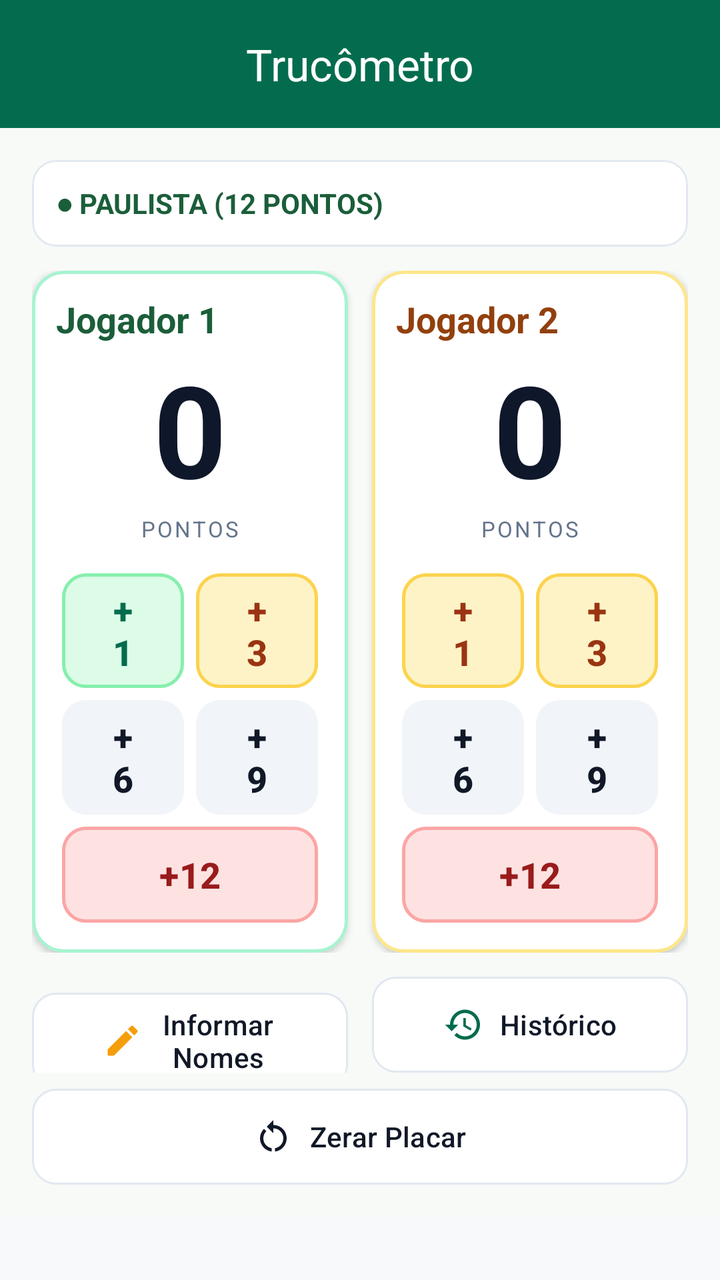
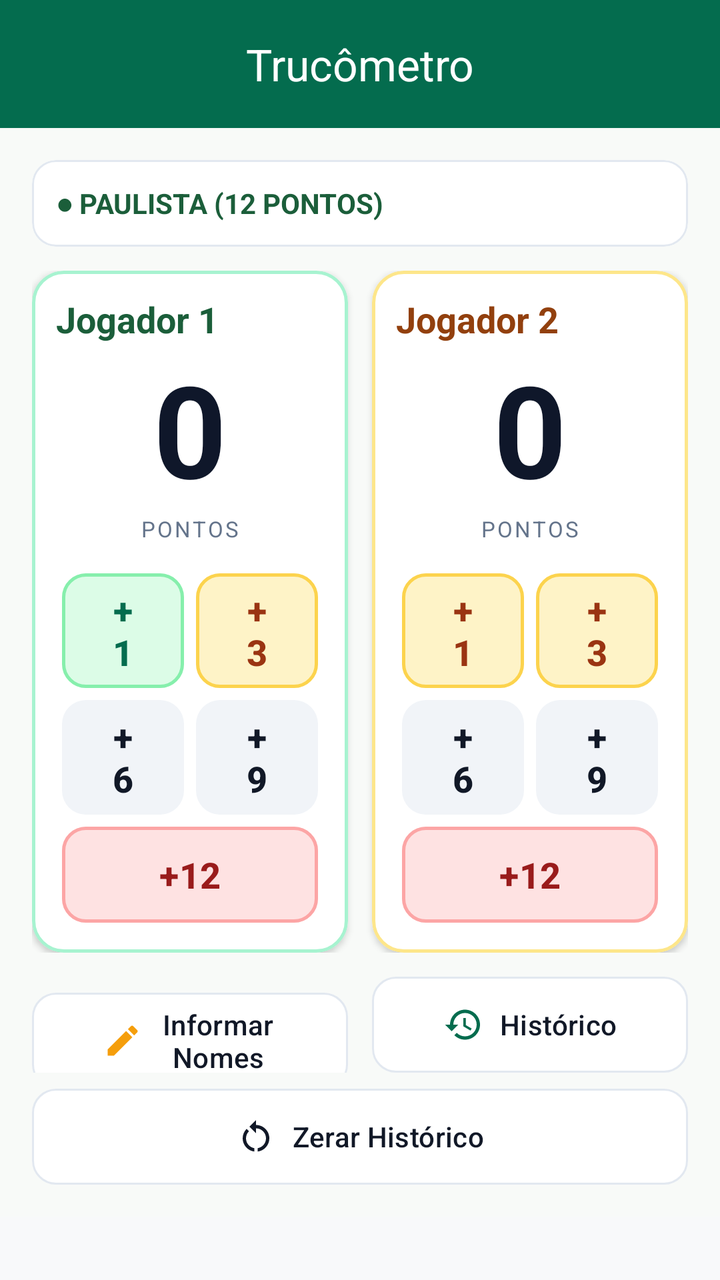

Before-and-after screenshots of an Android layout around one commit, followed by the original layout XML and the change that was made.
<!-- AndroidManifest.xml: application theme Theme.Trucometro -->
<!-- res/layout/activity_main.xml -->
<?xml version="1.0" encoding="utf-8"?>
<ScrollView xmlns:android="http://schemas.android.com/apk/res/android"
    xmlns:app="http://schemas.android.com/apk/res-auto"
    xmlns:tools="http://schemas.android.com/tools"
    android:id="@+id/main"
    android:layout_width="match_parent"
    android:layout_height="match_parent"
    android:fillViewport="true"
    tools:context=".view.MainActivity">

    <LinearLayout
        android:layout_width="match_parent"
        android:layout_height="wrap_content"
        android:orientation="vertical">

        
        <com.google.android.material.appbar.MaterialToolbar
            android:id="@+id/topBar"
            android:layout_width="match_parent"
            android:layout_height="?attr/actionBarSize"
            android:background="?attr/colorPrimary"
            app:title="@string/app_name"
            app:titleCentered="true"
            app:titleTextColor="?attr/colorOnPrimary" />

        <LinearLayout
            android:layout_width="match_parent"
            android:layout_height="wrap_content"
            android:background="#F8FAF8"
            android:orientation="vertical"
            android:padding="16dp">

        <com.google.android.material.card.MaterialCardView
            android:layout_width="match_parent"
            android:layout_height="wrap_content"
            android:layout_marginBottom="12dp"
            app:cardCornerRadius="12dp"
            app:cardElevation="0dp"
            app:strokeColor="#E2E8F0"
            app:strokeWidth="1dp">

            <LinearLayout
                android:layout_width="match_parent"
                android:layout_height="wrap_content"
                android:gravity="center_vertical"
                android:orientation="horizontal"
                android:padding="12dp">

                <TextView
                    android:id="@+id/tvModalidade"
                    android:layout_width="0dp"
                    android:layout_height="wrap_content"
                    android:layout_weight="1"
                    android:text="● PAULISTA (12 PONTOS)"
                    android:textColor="#1B5E3A"
                    android:textSize="14sp"
                    android:textStyle="bold" />
            </LinearLayout>
        </com.google.android.material.card.MaterialCardView>

        
        <LinearLayout
            android:layout_width="match_parent"
            android:layout_height="wrap_content"
            android:orientation="horizontal">
            
            <com.google.android.material.card.MaterialCardView
                android:layout_width="0dp"
                android:layout_height="wrap_content"
                android:layout_marginEnd="6dp"
                android:layout_weight="1"
                app:cardBackgroundColor="#FFFFFF"
                app:cardCornerRadius="16dp"
                app:cardElevation="2dp"
                app:strokeColor="#A7F3D0"
                app:strokeWidth="1.5dp">

                <LinearLayout
                    android:layout_width="match_parent"
                    android:layout_height="wrap_content"
                    android:gravity="center_horizontal"
                    android:orientation="vertical"
                    android:padding="12dp">

                    
                    <LinearLayout
                        android:layout_width="match_parent"
                        android:layout_height="wrap_content"
                        android:gravity="center_vertical"
                        android:orientation="horizontal">

                        
                        <TextView
                            android:id="@+id/tvLabelPlayer1"
                            android:layout_width="0dp"
                            android:layout_height="wrap_content"
                            android:layout_weight="1"
                            android:maxLength="16"
                            android:text="Jogador 1"
                            android:textColor="#1B5E3A"
                            android:textSize="18sp"
                            android:textStyle="bold" />


                    </LinearLayout>

                    
                    <TextView
                        android:id="@+id/tvScorePlayer1"
                        android:layout_width="wrap_content"
                        android:layout_height="wrap_content"
                        android:text="0"
                        android:textColor="#0F172A"
                        android:textSize="64sp"
                        android:textStyle="bold" />

                    <TextView
                        android:layout_width="wrap_content"
                        android:layout_height="wrap_content"
                        android:layout_marginBottom="12dp"
                        android:letterSpacing="0.1"
                        android:text="PONTOS"
                        android:textColor="#64748B"
                        android:textSize="11sp" />

                    
                    <GridLayout
                        android:layout_width="match_parent"
                        android:layout_height="wrap_content"
                        android:alignmentMode="alignMargins"
                        android:columnCount="2"
                        android:rowCount="3">

                        
                        <com.google.android.material.button.MaterialButton
                            android:id="@+id/btnP1Add1"
                            style="@style/Widget.Trucometro.Button.Ponto.Nos"
                            android:layout_width="0dp"
                            android:layout_columnWeight="1"
                            android:layout_margin="3dp"
                            android:text="+1" />

                        
                        <com.google.android.material.button.MaterialButton
                            android:id="@+id/btnP1Add3"
                            style="@style/Widget.Trucometro.Button.Ponto.Eles"
                            android:layout_width="0dp"
                            android:layout_columnWeight="1"
                            android:layout_margin="3dp"
                            android:text="+3" />

                        
                        <com.google.android.material.button.MaterialButton
                            android:id="@+id/btnP1Add6"
                            style="@style/Widget.Trucometro.Button.Ponto"
                            android:layout_width="0dp"
                            android:layout_columnWeight="1"
                            android:layout_margin="3dp"
                            android:text="+6" />

                        
                        <com.google.android.material.button.MaterialButton
                            android:id="@+id/btnP1Add9"
                            style="@style/Widget.Trucometro.Button.Ponto"
                            android:layout_width="0dp"
                            android:layout_columnWeight="1"
                            android:layout_margin="3dp"
                            android:text="+9" />

                        
                        <com.google.android.material.button.MaterialButton
                            android:id="@+id/btnP1Add12"
                            style="@style/Widget.Trucometro.Button.DangerSoft"
                            android:layout_width="match_parent"
                            android:layout_columnSpan="2"
                            android:layout_margin="3dp"
                            android:text="+12" />
                    </GridLayout>
                </LinearLayout>
            </com.google.android.material.card.MaterialCardView>
            
            <com.google.android.material.card.MaterialCardView
                android:layout_width="0dp"
                android:layout_height="wrap_content"
                android:layout_marginStart="6dp"
                android:layout_weight="1"
                app:cardBackgroundColor="#FFFFFF"
                app:cardCornerRadius="16dp"
                app:cardElevation="2dp"
                app:strokeColor="#FDE68A"
                app:strokeWidth="1.5dp">

                <LinearLayout
                    android:layout_width="match_parent"
                    android:layout_height="wrap_content"
                    android:gravity="center_horizontal"
                    android:orientation="vertical"
                    android:padding="12dp">

                    
                    <LinearLayout
                        android:layout_width="match_parent"
                        android:layout_height="wrap_content"
                        android:gravity="center_vertical"
                        android:orientation="horizontal">

                        
                        <TextView
                            android:id="@+id/tvLabelPlayer2"
                            android:layout_width="0dp"
                            android:layout_height="wrap_content"
                            android:layout_weight="1"
                            android:maxLength="16"
                            android:text="Jogador 2"
                            android:textColor="#92400E"
                            android:textSize="18sp"
                            android:textStyle="bold" />
                    </LinearLayout>

                    
                    <TextView
                        android:id="@+id/tvScorePlayer2"
                        android:layout_width="wrap_content"
                        android:layout_height="wrap_content"
                        android:text="0"
                        android:textColor="#0F172A"
                        android:textSize="64sp"
                        android:textStyle="bold" />

                    <TextView
                        android:layout_width="wrap_content"
                        android:layout_height="wrap_content"
                        android:layout_marginBottom="12dp"
                        android:letterSpacing="0.1"
                        android:text="PONTOS"
                        android:textColor="#64748B"
                        android:textSize="11sp" />

                    
                    <GridLayout
                        android:layout_width="match_parent"
                        android:layout_height="wrap_content"
                        android:alignmentMode="alignMargins"
                        android:columnCount="2"
                        android:rowCount="3">

                        
                        <com.google.android.material.button.MaterialButton
                            android:id="@+id/btnP2Add1"
                            style="@style/Widget.Trucometro.Button.Ponto.Eles"
                            android:layout_width="0dp"
                            android:layout_columnWeight="1"
                            android:layout_margin="3dp"
                            android:text="+1" />

                        
                        <com.google.android.material.button.MaterialButton
                            android:id="@+id/btnP2Add3"
                            style="@style/Widget.Trucometro.Button.Ponto.Eles"
                            android:layout_width="0dp"
                            android:layout_columnWeight="1"
                            android:layout_margin="3dp"
                            android:text="+3" />

                        
                        <com.google.android.material.button.MaterialButton
                            android:id="@+id/btnP2Add6"
                            style="@style/Widget.Trucometro.Button.Ponto"
                            android:layout_width="0dp"
                            android:layout_columnWeight="1"
                            android:layout_margin="3dp"
                            android:text="+6" />

                        
                        <com.google.android.material.button.MaterialButton
                            android:id="@+id/btnP2Add9"
                            style="@style/Widget.Trucometro.Button.Ponto"
                            android:layout_width="0dp"
                            android:layout_columnWeight="1"
                            android:layout_margin="3dp"
                            android:text="+9" />

                        
                        <com.google.android.material.button.MaterialButton
                            android:id="@+id/btnP2Add12"
                            style="@style/Widget.Trucometro.Button.DangerSoft"
                            android:layout_width="match_parent"
                            android:layout_columnSpan="2"
                            android:layout_margin="3dp"
                            android:text="+12" />
                    </GridLayout>
                </LinearLayout>
            </com.google.android.material.card.MaterialCardView>
        </LinearLayout>
        
        <LinearLayout
            android:layout_width="match_parent"
            android:layout_height="wrap_content"
            android:layout_marginTop="12dp"
            android:orientation="horizontal">

            <com.google.android.material.button.MaterialButton
                android:id="@+id/btnInformarNomes"
                style="@style/Widget.Trucometro.Button.Secundario"
                android:layout_width="0dp"
                android:layout_height="wrap_content"
                android:layout_marginEnd="6dp"
                android:layout_weight="1"
                android:text="Informar Nomes"
                app:icon="@drawable/ic_edit"
                app:iconGravity="textStart"
                app:iconPadding="8dp"
                app:iconSize="20dp"
                app:iconTint="@color/eles_accent" />

            <com.google.android.material.button.MaterialButton
                android:id="@+id/btnHistorico"
                style="@style/Widget.Trucometro.Button.Secundario"
                android:layout_width="0dp"
                android:layout_height="wrap_content"
                android:layout_marginStart="6dp"
                android:layout_weight="1"
                android:text="Histórico"
                app:icon="@drawable/ic_history"
                app:iconGravity="textStart"
                app:iconPadding="8dp"
                app:iconSize="20dp"
                app:iconTint="@color/nos_primary" />
        </LinearLayout>

        
        <com.google.android.material.button.MaterialButton
            android:id="@+id/btnZerarPlacar"
            style="@style/Widget.Trucometro.Button.Secundario"
            android:layout_width="match_parent"
            android:layout_height="wrap_content"
            android:layout_marginTop="8dp"
            android:text="Zerar Placar"
            app:icon="@drawable/ic_refresh"
            app:iconGravity="textStart"
            app:iconPadding="8dp"
            app:iconSize="20dp"
            app:iconTint="@color/text_primary" />

        </LinearLayout>
    </LinearLayout>

</ScrollView>
<!-- resources referenced by this layout -->
<resources>
  <color name="eles_accent">#F59E0B</color>
  <color name="nos_primary">#046C4E</color>
  <color name="text_primary">#111827</color>
  <string name="app_name">Trucômetro</string>
  <style name="Widget.Trucometro.Button.DangerSoft" parent="Widget.Trucometro.Button.Ponto">
          <item name="backgroundTint">@color/danger_bg_soft</item>
          <item name="android:textColor">@color/danger_primary</item>
          <item name="strokeColor">@color/danger_stroke</item>
          <item name="strokeWidth">1.5dp</item>
      </style>
  <style name="Widget.Trucometro.Button.Ponto" parent="Widget.Trucometro.Button">
          <item name="backgroundTint">@color/surface_neutral_btn</item>
          <item name="android:textColor">@color/text_primary</item>
          <item name="android:textSize">18sp</item>
          <item name="android:textStyle">bold</item>
      </style>
  <style name="Widget.Trucometro.Button.Ponto.Eles" parent="Widget.Trucometro.Button.Ponto">
          <item name="backgroundTint">@color/eles_bg_soft</item>
          <item name="android:textColor">@color/eles_primary</item>
          <item name="strokeColor">@color/eles_stroke</item>
          <item name="strokeWidth">1.5dp</item>
      </style>
  <style name="Widget.Trucometro.Button.Ponto.Nos" parent="Widget.Trucometro.Button.Ponto">
          <item name="backgroundTint">@color/nos_bg_soft</item>
          <item name="android:textColor">@color/nos_primary</item>
          <item name="strokeColor">@color/nos_stroke</item>
          <item name="strokeWidth">1.5dp</item>
      </style>
  <color name="danger_bg_soft">#FEE2E2</color>
  <color name="danger_primary">#991B1B</color>
  <color name="danger_stroke">#FCA5A5</color>
  <style name="Widget.Trucometro.Button" parent="Widget.Material3.Button">
          <item name="cornerRadius">12dp</item>
          <item name="android:insetTop">0dp</item>
          <item name="android:insetBottom">0dp</item>
          <item name="android:textAllCaps">false</item>
      </style>
  <color name="surface_neutral_btn">#F1F4F8</color>
  <color name="eles_bg_soft">#FEF3C7</color>
  <color name="eles_primary">#9A3412</color>
  <color name="eles_stroke">#FCD34D</color>
  <color name="nos_bg_soft">#DCFCE7</color>
  <color name="nos_stroke">#86EFAC</color>
  <color name="surface_card">#FFFFFF</color>
  <color name="stroke_subtle">#E2E8F0</color>
  <color name="bg_screen">#F8F9FA</color>
  <style name="Shape.Trucometro.Small" parent="ShapeAppearance.Material3.Corner.Small">
          <item name="cornerSize">12dp</item>
      </style>
  <style name="Shape.Trucometro.Medium" parent="ShapeAppearance.Material3.Corner.Medium">
          <item name="cornerSize">16dp</item>
      </style>
  <style name="Shape.Trucometro.Large" parent="ShapeAppearance.Material3.Corner.Large">
          <item name="cornerSize">20dp</item>
      </style>
  <style name="Widget.Trucometro.Card" parent="Widget.Material3.CardView.Outlined">
          <item name="cardBackgroundColor">@color/surface_card</item>
          <item name="cardCornerRadius">20dp</item>
          <item name="strokeColor">@color/stroke_subtle</item>
          <item name="strokeWidth">1dp</item>
          <item name="cardElevation">0dp</item>
      </style>
  <style name="Widget.Trucometro.TextInputLayout" parent="Widget.Material3.TextInputLayout.OutlinedBox">
          <item name="boxCornerRadiusTopStart">12dp</item>
          <item name="boxCornerRadiusTopEnd">12dp</item>
          <item name="boxCornerRadiusBottomStart">12dp</item>
          <item name="boxCornerRadiusBottomEnd">12dp</item>
          <item name="boxStrokeColor">@color/stroke_subtle</item>
      </style>
  <!-- unchanged entries left out for length: 5 -->
</resources>

<!-- the commit's change to res/layout/activity_main.xml (unified diff, before → after) -->
@@ -330,12 +330,12 @@
 
         
         <com.google.android.material.button.MaterialButton
-            android:id="@+id/btnZerarPlacar"
+            android:id="@+id/btnZerarHistorico"
             style="@style/Widget.Trucometro.Button.Secundario"
             android:layout_width="match_parent"
             android:layout_height="wrap_content"
             android:layout_marginTop="8dp"
-            android:text="Zerar Placar"
+            android:text="@string/btn_reset_history"
             app:icon="@drawable/ic_refresh"
             app:iconGravity="textStart"
             app:iconPadding="8dp"
<!-- resource entries referenced after the edit -->
@@ -4,6 +4,7 @@
   <color name="nos_primary">#046C4E</color>
   <color name="text_primary">#111827</color>
   <string name="app_name">Trucômetro</string>
+  <string name="btn_reset_history">Zerar Histórico</string>
   <style name="Widget.Trucometro.Button.DangerSoft" parent="Widget.Trucometro.Button.Ponto">
           <item name="backgroundTint">@color/danger_bg_soft</item>
           <item name="android:textColor">@color/danger_primary</item>
